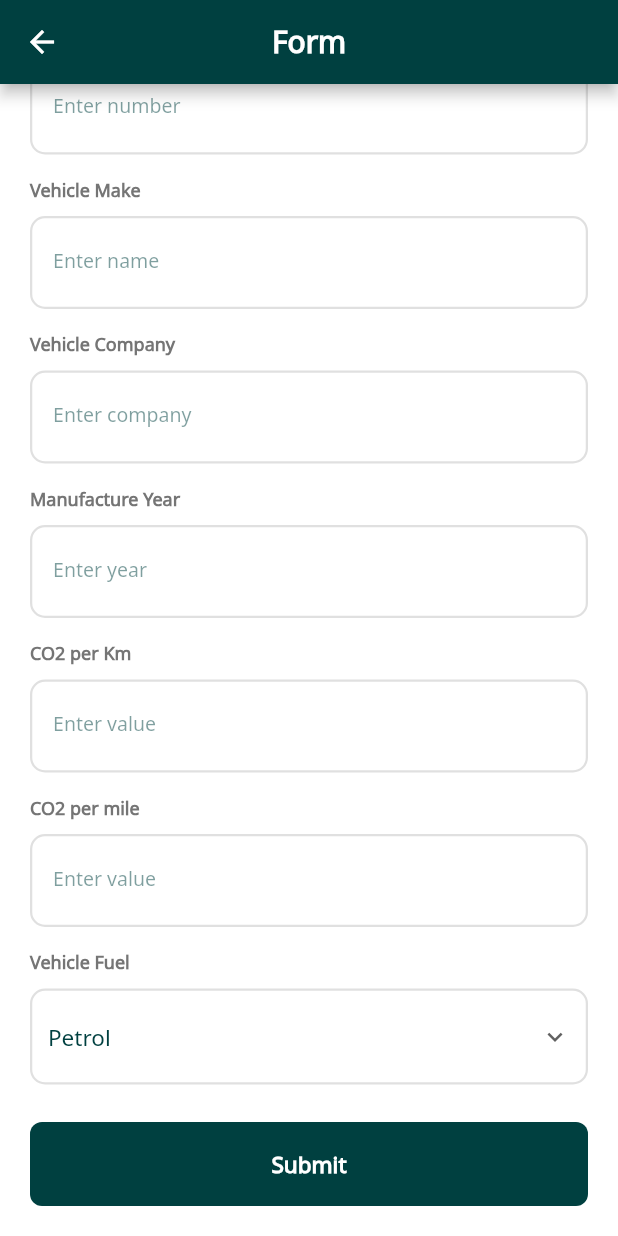
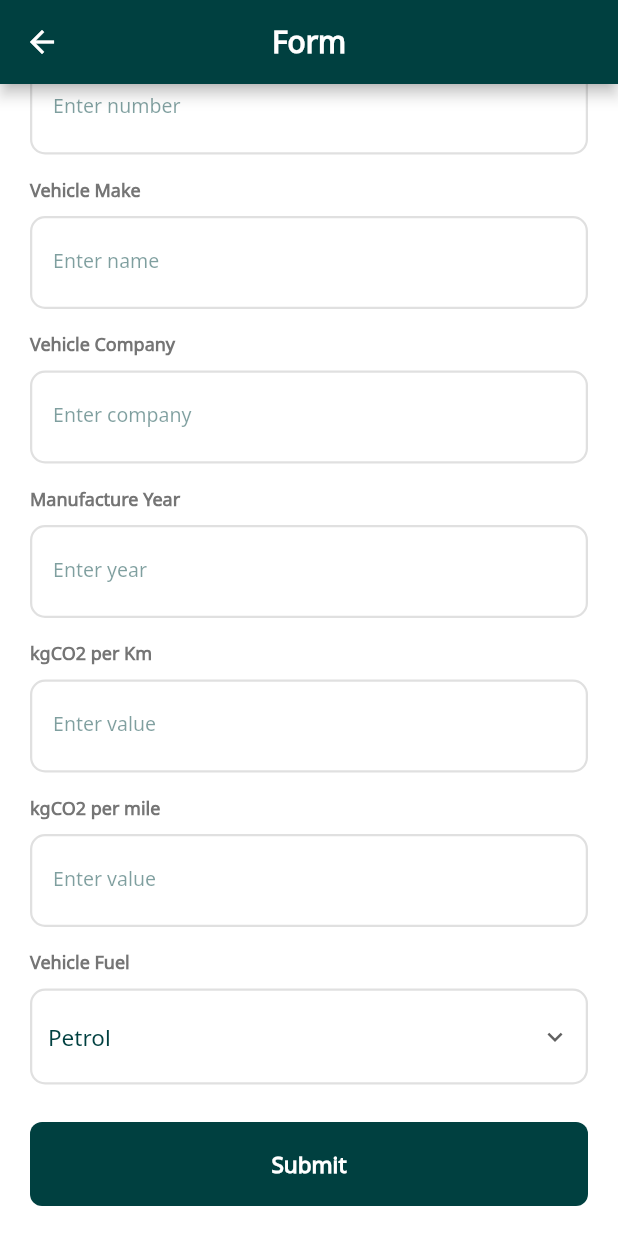
Before and after one commit to BilalAhmed-1998/Control-Emission, a Flutter app: the VehicleRegistrationPage screen opened by its route, scrolled down 327 dp, on a phone screen of 412 x 824 dp. Run offline on Flutter 3.47's test engine with Material 2 defaults, Android fonts, the phone set to English and light mode, and no system bars; our stand-ins replace cloud_firestore, firebase_auth, firebase_core, flutter_svg, geocoding, geolocator and 1 more; missing offline and left inert: maps_toolkit; accounts and stored records are empty; network calls fail.

Commit message:
Removing unused packages. Renaming CO2 TO kgCO2

```diff
--- a/lib/cards/vehicle_dashboard_card.dart
+++ b/lib/cards/vehicle_dashboard_card.dart
@@ -31,7 +31,7 @@ class _VehiclesDashboardCardState extends State<VehiclesDashboardCard> {
       stream: _usersStream,
       builder: (BuildContext context, snapshot) {
         if (snapshot.hasError) {
-          return Text('Something went wrong');
+          return Text('${snapshot.error.toString()}');
         }
         if (snapshot.hasData) {
           var userDocument = snapshot.data;
--- a/lib/data.dart
+++ /dev/null
@@ -1,66 +0,0 @@
-
-
-
-
-import 'classes/Vehicle.dart';
-import 'classes/trip.dart';
-
-List <Vehicle> vehicles = [
-  Vehicle(
-    co2Km: 98,
-    co2M: 158,
-    yearOfManufacture: 2015,
-    fuelType: 'Hybrid',
-    make: 'Honda',
-    company: 'Vezel',
-    registrationNo: 'ABF-300',
-    totalTrips: 4
-  ),
-  Vehicle(
-    co2Km: 56,
-    co2M: 128,
-    yearOfManufacture: 2017,
-    fuelType: 'Petrol',
-    make: 'Toyota',
-    company: 'Corolla',
-    registrationNo: 'LEC-144',
-    totalTrips: 1
-  ),
-  Vehicle(
-    co2Km: 120,
-    co2M: 140,
-    yearOfManufacture: 2022,
-    fuelType: 'Diesel',
-    make: 'Nissan',
-    company: 'Juke',
-    registrationNo: 'RWL-144',
-    totalTrips: 3
-  ),
-];
-
-List <Trip> trips = [
-  Trip(
-    startingAddress: 'Islamabad',
-    endingAddress: 'Taxila',
-    startingTime: DateTime.now(),
-    endingTime: DateTime.now(),
-    distance: 110,
-    duration: '1h 32m',
-  ),
-  Trip(
-    startingAddress: 'G13-3',
-    endingAddress: 'F7-2',
-    startingTime: DateTime.now(),
-    endingTime: DateTime.now(),
-    distance: 70,
-    duration: '1h 10m',
-  ),
-  Trip(
-    startingAddress: 'Home',
-    endingAddress: 'Jinnah Park',
-    startingTime: DateTime.now(),
-    endingTime: DateTime.now(),
-    distance: 70,
-    duration: '1h 10m',
-  ),
-];
--- a/lib/screens/login_page.dart
+++ b/lib/screens/login_page.dart
@@ -32,7 +32,6 @@ class _LoginPageState extends State<LoginPage> {
       body: SingleChildScrollView(
         child: Container(
           width: width,
-          height: height,
           padding: EdgeInsets.symmetric(horizontal: 25, vertical: 40),
           color: Colors.white,
           child: Column(
--- a/lib/screens/new_trip_map_page.dart
+++ b/lib/screens/new_trip_map_page.dart
@@ -1,11 +1,8 @@
 import 'dart:async';
 import 'dart:ui';
-import 'dart:math';
 
 import 'package:control_emission/services/geo_service.dart';
-import 'package:maps_toolkit/maps_toolkit.dart' as map_tool;
 import 'package:control_emission/classes/trip.dart';
-import 'package:control_emission/data.dart';
 import 'package:control_emission/screens/home_page.dart';
 import 'package:control_emission/services/firestore_database.dart';
 import 'package:control_emission/widgets/custom_confirmation_dialog.dart';
--- a/lib/screens/optional_registration_page.dart
+++ b/lib/screens/optional_registration_page.dart
@@ -1,5 +1,4 @@
 import 'package:control_emission/screens/home_page.dart';
-import 'package:control_emission/screens/vehicle_registration_page.dart';
 import 'package:flutter/material.dart';
 import 'package:flutter_svg/flutter_svg.dart';
 
--- a/lib/screens/signup_page.dart
+++ b/lib/screens/signup_page.dart
@@ -3,7 +3,6 @@ import 'package:control_emission/services/firestore_database.dart';
 import 'package:control_emission/widgets/signin_button.dart';
 import 'package:flutter/material.dart';
 import 'package:firebase_auth/firebase_auth.dart';
-import 'package:cloud_firestore/cloud_firestore.dart';
 
 import '../cards/loading_card.dart';
 import '../services/auth_service.dart';
--- a/lib/screens/trips_page.dart
+++ b/lib/screens/trips_page.dart
@@ -1,7 +1,6 @@
 import 'package:control_emission/classes/Vehicle.dart';
 import 'package:control_emission/classes/trip.dart';
 import 'package:control_emission/screens/trip_detail_page.dart';
-import 'package:control_emission/services/geo_service.dart';
 import 'package:flutter/material.dart';
 import 'package:firebase_auth/firebase_auth.dart';
 import 'package:cloud_firestore/cloud_firestore.dart';
--- a/lib/screens/vehicle_registration_page.dart
+++ b/lib/screens/vehicle_registration_page.dart
@@ -246,7 +246,7 @@ class _VehicleRegistrationPageState extends State<VehicleRegistrationPage> {
                 ///
                 ///CO2 Per KM///
                 Text(
-                  'CO2 per Km',
+                  'kgCO2 per Km',
                   style: TextStyle(
                     color: Colors.grey.shade600,
                     fontSize: 12,
@@ -288,7 +288,7 @@ class _VehicleRegistrationPageState extends State<VehicleRegistrationPage> {
                 ///
                 ///CO2 Per Mile///
                 Text(
-                  'CO2 per mile',
+                  'kgCO2 per mile',
                   style: TextStyle(
                     color: Colors.grey.shade600,
                     fontSize: 12,
--- a/lib/services/firestore_database.dart
+++ b/lib/services/firestore_database.dart
@@ -1,7 +1,6 @@
 
 import 'package:cloud_firestore/cloud_firestore.dart';
 import 'package:firebase_auth/firebase_auth.dart';
-import 'package:control_emission/classes/Vehicle.dart';
 import 'package:flutter/material.dart';
 
 import '../classes/trip.dart';
--- a/lib/widgets/custom_alert_dialog.dart
+++ b/lib/widgets/custom_alert_dialog.dart
@@ -84,7 +84,7 @@ class CustomAlertDialog extends StatelessWidget {
                 size: 14,
               ),
               Text(
-                '  CO2 Emission per Mile : ${vehicle.co2M}',
+                '  kgCO2 Emission per Mile : ${vehicle.co2M}',
                 style: TextStyle(
                     color: Colors.grey.shade800, fontSize: 14, height: 2),
               )
@@ -98,7 +98,7 @@ class CustomAlertDialog extends StatelessWidget {
                 size: 14,
               ),
               Text(
-                '  CO2 Emission per KM : ${vehicle.co2Km}',
+                '  kgCO2 Emission per KM : ${vehicle.co2Km}',
                 style: TextStyle(
                     color: Colors.grey.shade800, fontSize: 14, height: 2),
               )
```
Also changed, not shown: pubspec.lock, 3 other files.
